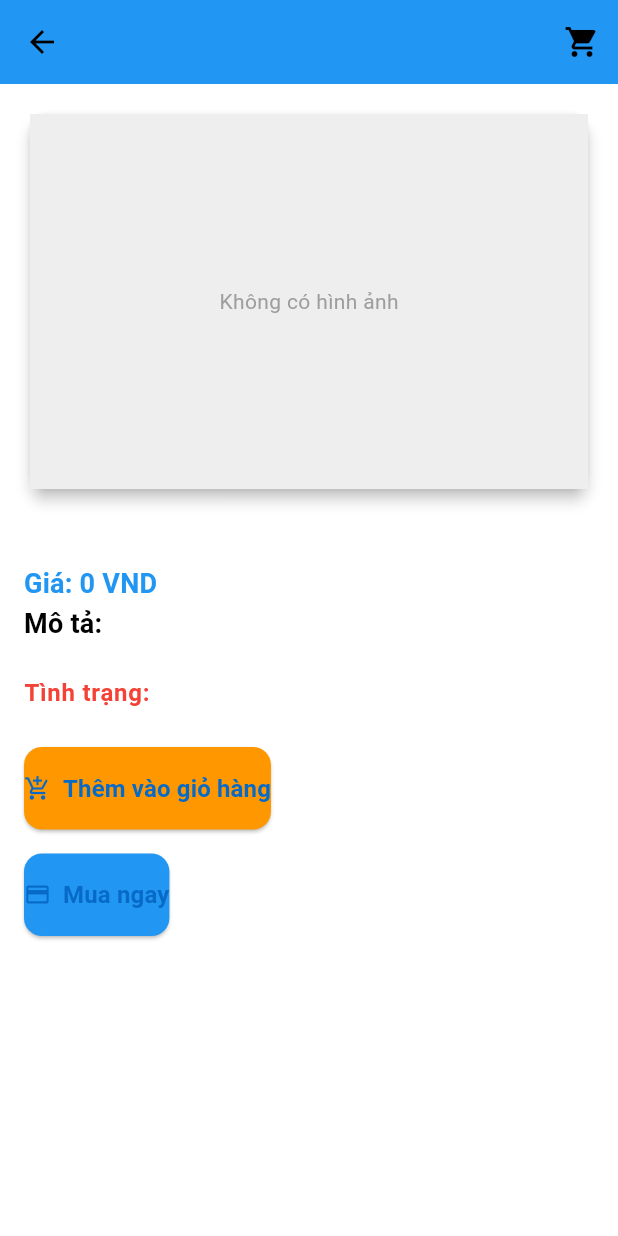
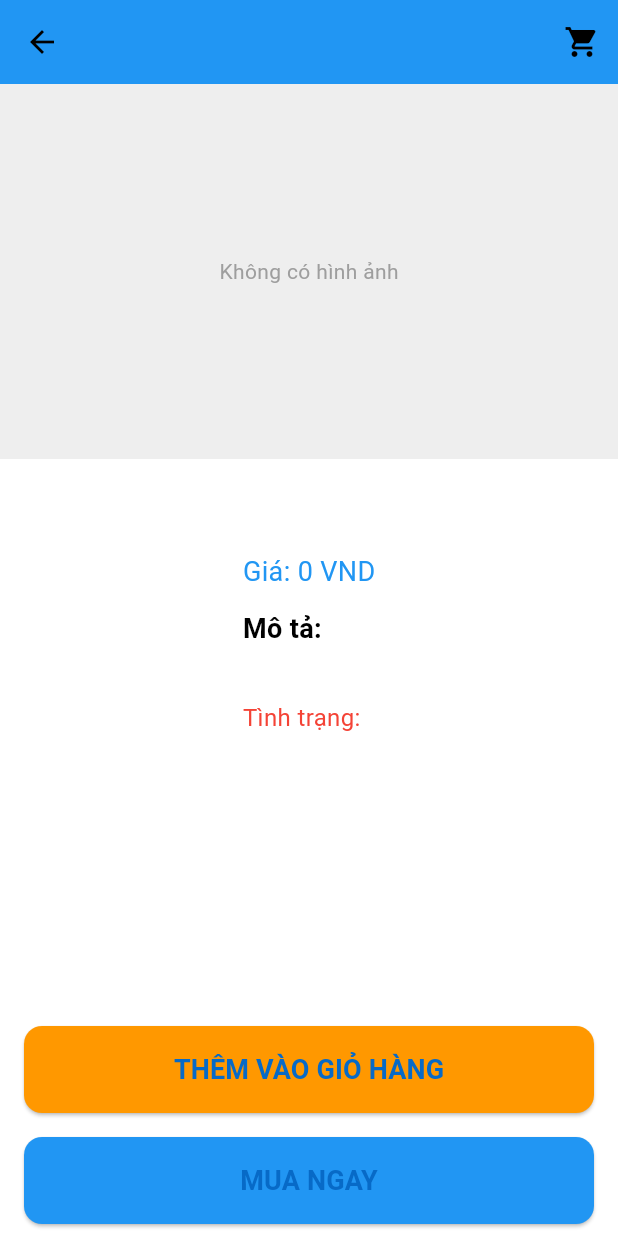
Before and after one commit to DuongQuocThang2k3/android-frontend-flutter, a Flutter app: the PetDetailScreen screen opened directly with empty values, on a phone screen of 412 x 824 dp. Run offline on Flutter 3.47's test engine with Material 3 defaults, Android fonts, the phone set to English and light mode, and no system bars; our stand-ins replace carousel_slider, flutter_dotenv, flutter_map, geolocator, jwt_decoder, latlong2 and 2 more; accounts and stored records are empty.

Commit message:
update: admin 03

```diff
--- a/lib/screens/pet/pet_detail_screen.dart
+++ b/lib/screens/pet/pet_detail_screen.dart
@@ -14,14 +14,14 @@
     SharedPreferences prefs = await SharedPreferences.getInstance();
     List<String> cartItems = prefs.getStringList('shopping_cart') ?? [];
 
+    // Thêm sản phẩm vào giỏ hàng
     cartItems.add(jsonEncode(pet));
     await prefs.setStringList('shopping_cart', cartItems);
 
     ScaffoldMessenger.of(context).showSnackBar(
-      SnackBar(
-        content: const Text('Sản phẩm đã được thêm vào giỏ hàng!'),
+      const SnackBar(
+        content: Text('Sản phẩm đã được thêm vào giỏ hàng!'),
         backgroundColor: Colors.green,
-        behavior: SnackBarBehavior.floating,
       ),
     );
   }
@@ -50,105 +50,95 @@
           ),
         ],
       ),
-      body: SingleChildScrollView(
-        child: Padding(
+      body: Column(
+        children: [
+          // Hình ảnh sản phẩm
+          if (pet['images'] != null && pet['images'].isNotEmpty)
+            Container(
+              height: 250,
+              decoration: BoxDecoration(
+                image: DecorationImage(
+                  image: NetworkImage(pet['images'][0]['url']),
+                  fit: BoxFit.cover,
+                ),
+              ),
+            )
+          else
+            Container(
+              height: 250,
+              color: Colors.grey[200],
+              child: const Center(
+                child: Text('Không có hình ảnh', style: TextStyle(color: Colors.grey)),
+              ),
+            ),
+
+          // Thông tin sản phẩm
+          Expanded(
+            child: SingleChildScrollView(
               padding: const EdgeInsets.all(16.0),
               child: Column(
                 crossAxisAlignment: CrossAxisAlignment.start,
                 children: [
-              // Hình ảnh sản phẩm
-              Card(
-                elevation: 4,
-                shape: RoundedRectangleBorder(
-                  borderRadius: BorderRadius.circular(12),
+                  Text(
+                    pet['name'],
+                    style: const TextStyle(fontSize: 24, fontWeight: FontWeight.bold),
                   ),
-                child: pet['images'] != null && pet['images'].isNotEmpty
-                    ? ClipRRect(
-                  borderRadius: BorderRadius.circular(12),
-                  child: Image.network(
-                    pet['images'][0]['url'],
-                    height: 250,
-                    width: double.infinity,
-                    fit: BoxFit.cover,
+                  const SizedBox(height: 12),
+                  Text(
+                    'Giá: ${pet['price']} VND',
+                    style: const TextStyle(fontSize: 18, color: Colors.blue),
                   ),
-                )
-                    : Container(
-                  height: 250,
-                  color: Colors.grey[200],
-                  child: const Center(
-                    child: Text(
-                      'Không có hình ảnh',
-                      style: TextStyle(color: Colors.grey),
+                  const SizedBox(height: 12),
+                  Text(
+                    'Mô tả:',
+                    style: const TextStyle(fontSize: 18, fontWeight: FontWeight.bold),
                   ),
+                  Text(
+                    pet['description'] ?? 'Không có mô tả',
+                    style: const TextStyle(fontSize: 16, color: Colors.black87),
+                  ),
+                  const SizedBox(height: 12),
+                  Text(
+                    'Tình trạng: ${pet['status']}',
+                    style: const TextStyle(fontSize: 16, color: Colors.red),
+                  ),
+                ],
               ),
             ),
           ),
 
-              const SizedBox(height: 16),
-
-              // Tên sản phẩm
-              Text(
-                pet['name'],
-                style: Theme.of(context).textTheme.headlineSmall?.copyWith(
-                  fontWeight: FontWeight.bold,
+          // Nút Thêm vào giỏ hàng
+          Container(
+            width: double.infinity,
+            padding: const EdgeInsets.symmetric(horizontal: 16.0, vertical: 8.0),
+            child: ElevatedButton(
+              onPressed: () => _addToCart(context),
+              style: ElevatedButton.styleFrom(
+                backgroundColor: Colors.orange,
+                padding: const EdgeInsets.all(16.0),
+                shape: RoundedRectangleBorder(
+                  borderRadius: BorderRadius.circular(12.0),
+                ),
+              ),
+              child: const Text(
+                'THÊM VÀO GIỎ HÀNG',
+                style: TextStyle(fontSize: 18, fontWeight: FontWeight.bold),
+              ),
             ),
           ),
 
-              Text(
-                'Giá: ${pet['price']} VND',
-                style: Theme.of(context).textTheme.titleMedium?.copyWith(
-                  color: Colors.blue,
-                ),
-              ),
-
-              Text(
-                'Mô tả:',
-                style: Theme.of(context).textTheme.titleMedium?.copyWith(
-                  fontWeight: FontWeight.bold,
-                ),
-              ),
-
-              Text(
-                pet['description'] ?? 'Không có mô tả',
-                style: Theme.of(context).textTheme.bodyMedium,
-              ),
-
-              Text(
-                'Tình trạng: ${pet['status']}',
-                style: Theme.of(context).textTheme.bodyLarge?.copyWith(
-                  color: Colors.red,
-                ),
-              ),
-
-
-              const SizedBox(height: 24),
-
-              // Nút Thêm vào giỏ hàng
-              ElevatedButton.icon(
-                onPressed: () => _addToCart(context),
-                style: ElevatedButton.styleFrom(
-                  backgroundColor: Colors.orange,
-                  padding: const EdgeInsets.symmetric(vertical: 16),
-                  shape: RoundedRectangleBorder(
-                    borderRadius: BorderRadius.circular(12),
-                  ),
-                ),
-                icon: const Icon(Icons.add_shopping_cart),
-                label: const Text(
-                  'Thêm vào giỏ hàng',
-                  style: TextStyle(fontSize: 16, fontWeight: FontWeight.bold),
-                ),
-              ),
-
-              const SizedBox(height: 16),
-
           // Nút Mua Ngay
-              ElevatedButton.icon(
+          Container(
+            width: double.infinity,
+            padding: const EdgeInsets.symmetric(horizontal: 16.0, vertical: 8.0),
+            child: ElevatedButton(
               onPressed: () async {
                 SharedPreferences prefs = await SharedPreferences.getInstance();
                 String? token = prefs.getString('jwt_token');
+                String? username = prefs.getString('username'); // Lấy username từ SharedPreferences
 
                 if (token == null) {
+                  // Nếu chưa đăng nhập
                   ScaffoldMessenger.of(context).showSnackBar(
                     SnackBar(
                       content: const Text('Bạn cần đăng nhập để thanh toán'),
@@ -163,11 +153,10 @@
                           );
                         },
                       ),
-                        behavior: SnackBarBehavior.floating,
                     ),
                   );
                 } else {
-                    String name = prefs.getString('name') ?? 'Người dùng';
+                  // Nếu đã đăng nhập
                   String phone = prefs.getString('phone') ?? 'Chưa cập nhật';
                   String address = prefs.getString('address') ?? 'Chưa cập nhật';
 
@@ -177,7 +166,6 @@
                       builder: (context) => PaymentScreen(
                         productName: pet['name'] ?? 'Tên sản phẩm',
                         price: double.tryParse(pet['price'].toString()) ?? 0.0,
-                          userName: name,
                         userPhone: phone,
                         userAddress: address,
                       ),
@@ -187,21 +175,19 @@
               },
               style: ElevatedButton.styleFrom(
                 backgroundColor: Colors.blue,
-                  padding: const EdgeInsets.symmetric(vertical: 16),
+                padding: const EdgeInsets.all(16.0),
                 shape: RoundedRectangleBorder(
-                    borderRadius: BorderRadius.circular(12),
+                  borderRadius: BorderRadius.circular(12.0),
                 ),
               ),
-                icon: const Icon(Icons.payment),
-                label: const Text(
-                  'Mua ngay',
-                  style: TextStyle(fontSize: 16, fontWeight: FontWeight.bold),
+              child: const Text(
+                'MUA NGAY',
+                style: TextStyle(fontSize: 18, fontWeight: FontWeight.bold),
+              ),
             ),
           ),
         ],
       ),
-        ),
-      ),
     );
   }
 }
```
Lines whose indentation alone changed are shown as unchanged.
